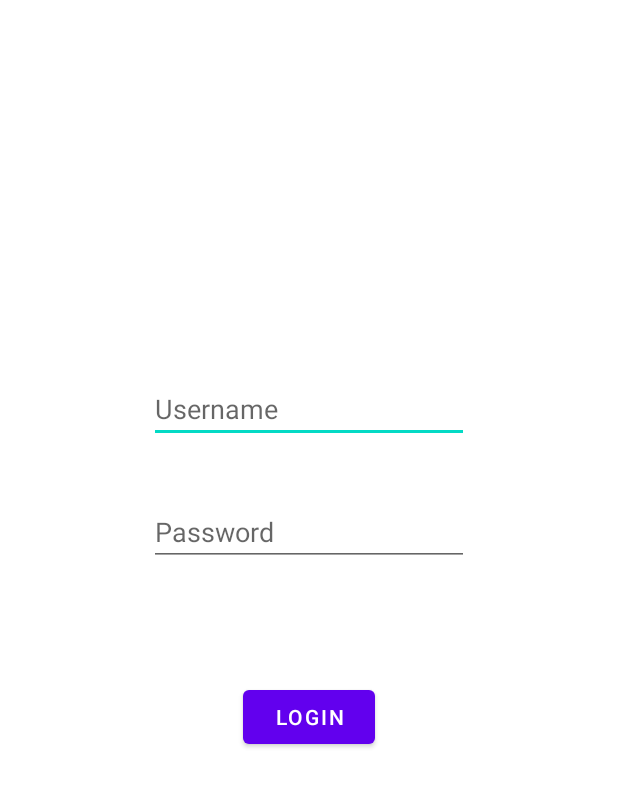
After one commit to RitzBitz2323/COMS309Proj, an Android app: the layout activity_login.xml on its own in the app's theme, with its tools: preview values and no code run, on a phone screen of 412 x 824 dp. The commit adds this screen. Shown: the top 787 px of the screen. Run offline under Robolectric (Android 15) with nearby library versions, the phone set to English and light mode, and no system bars.

Commit message:
Login and signup activities

```diff
--- a/Frontend/app/build.gradle
+++ b/Frontend/app/build.gradle
@@ -36,6 +36,8 @@ dependencies {
     implementation 'com.google.android.material:material:1.4.0'
     implementation 'androidx.constraintlayout:constraintlayout:2.1.0'
     implementation 'com.google.android.gms:play-services-maps:17.0.1'
+    implementation 'androidx.navigation:navigation-fragment:2.3.5'
+    implementation 'androidx.navigation:navigation-ui:2.3.5'
     testImplementation 'junit:junit:4.+'
     androidTestImplementation 'androidx.test.ext:junit:1.1.3'
     androidTestImplementation 'androidx.test.espresso:espresso-core:3.4.0'
--- a/Frontend/app/src/main/java/com/example/cyhelp/MainActivity.java
+++ b/Frontend/app/src/main/java/com/example/cyhelp/MainActivity.java
@@ -17,7 +17,7 @@ public class MainActivity extends AppCompatActivity {
         super.onCreate(savedInstanceState);
         setContentView(R.layout.activity_main);
 
-        b1 = (Button) findViewById(R.id.userButton);
+        b1 = (Button) findViewById(R.id.loginButton);
         b2 = (Button) findViewById(R.id.techButton);
 
         b1.setOnClickListener(new OnClickListener() {
--- /dev/null
+++ b/Frontend/app/src/main/res/layout/activity_login.xml
@@ -0,0 +1,46 @@
+<?xml version="1.0" encoding="utf-8"?>
+<androidx.constraintlayout.widget.ConstraintLayout xmlns:android="http://schemas.android.com/apk/res/android"
+    xmlns:app="http://schemas.android.com/apk/res-auto"
+    xmlns:tools="http://schemas.android.com/tools"
+    android:layout_width="match_parent"
+    android:layout_height="match_parent"
+    tools:context=".LoginActivity">
+
+
+    <EditText
+        android:id="@+id/editTextTextPersonName_loginActivity"
+        android:layout_width="wrap_content"
+        android:layout_height="wrap_content"
+        android:ems="10"
+        android:hint="Username"
+        android:inputType="textPersonName"
+        app:layout_constraintBottom_toBottomOf="parent"
+        app:layout_constraintEnd_toEndOf="parent"
+        app:layout_constraintStart_toStartOf="parent"
+        app:layout_constraintTop_toTopOf="parent"
+        app:layout_constraintVertical_bias="0.321" />
+
+    <EditText
+        android:id="@+id/editTextTextPassword_loginActivity"
+        android:layout_width="wrap_content"
+        android:layout_height="wrap_content"
+        android:ems="10"
+        android:hint="Password"
+        android:inputType="textPassword"
+        app:layout_constraintBottom_toBottomOf="parent"
+        app:layout_constraintEnd_toEndOf="parent"
+        app:layout_constraintStart_toStartOf="parent"
+        app:layout_constraintTop_toBottomOf="@+id/editTextTextPersonName_loginActivity"
+        app:layout_constraintVertical_bias="0.076" />
+
+    <Button
+        android:id="@+id/loginButton_loginActivity"
+        android:layout_width="wrap_content"
+        android:layout_height="wrap_content"
+        android:text="Login"
+        app:layout_constraintBottom_toBottomOf="parent"
+        app:layout_constraintEnd_toEndOf="parent"
+        app:layout_constraintStart_toStartOf="parent"
+        app:layout_constraintTop_toBottomOf="@+id/editTextTextPassword_loginActivity"
+        app:layout_constraintVertical_bias="0.192" />
+</androidx.constraintlayout.widget.ConstraintLayout>
--- /dev/null
+++ b/Frontend/app/src/main/res/values-land/dimens.xml
@@ -0,0 +1,3 @@
+<resources>
+    <dimen name="fab_margin">48dp</dimen>
+</resources>
--- /dev/null
+++ b/Frontend/app/src/main/res/values-w1240dp/dimens.xml
@@ -0,0 +1,3 @@
+<resources>
+    <dimen name="fab_margin">200dp</dimen>
+</resources>
--- /dev/null
+++ b/Frontend/app/src/main/res/values-w600dp/dimens.xml
@@ -0,0 +1,3 @@
+<resources>
+    <dimen name="fab_margin">48dp</dimen>
+</resources>
--- /dev/null
+++ b/Frontend/app/src/main/res/values/dimens.xml
@@ -0,0 +1,3 @@
+<resources>
+    <dimen name="fab_margin">16dp</dimen>
+</resources>
--- a/Frontend/app/src/main/res/values/themes.xml
+++ b/Frontend/app/src/main/res/values/themes.xml
@@ -13,4 +13,13 @@
         <item name="android:statusBarColor" tools:targetApi="l">?attr/colorPrimaryVariant</item>
         <!-- Customize your theme here. -->
     </style>
+
+    <style name="Theme.CyHelp.NoActionBar">
+        <item name="windowActionBar">false</item>
+        <item name="windowNoTitle">true</item>
+    </style>
+
+    <style name="Theme.CyHelp.AppBarOverlay" parent="ThemeOverlay.AppCompat.Dark.ActionBar" />
+
+    <style name="Theme.CyHelp.PopupOverlay" parent="ThemeOverlay.AppCompat.Light" />
 </resources>
```
Also changed, not shown: Frontend/app/src/main/AndroidManifest.xml (+5 -2 lines), Frontend/app/src/main/java/com/example/cyhelp/LoginActivity.java (added, +49 -0 lines), Frontend/app/src/main/res/layout/activity_main.xml (+4 -4 lines), Frontend/app/src/main/res/navigation/nav_graph.xml (added, +28 -0 lines), Frontend/app/src/main/res/values/strings.xml (+9 -0 lines).
